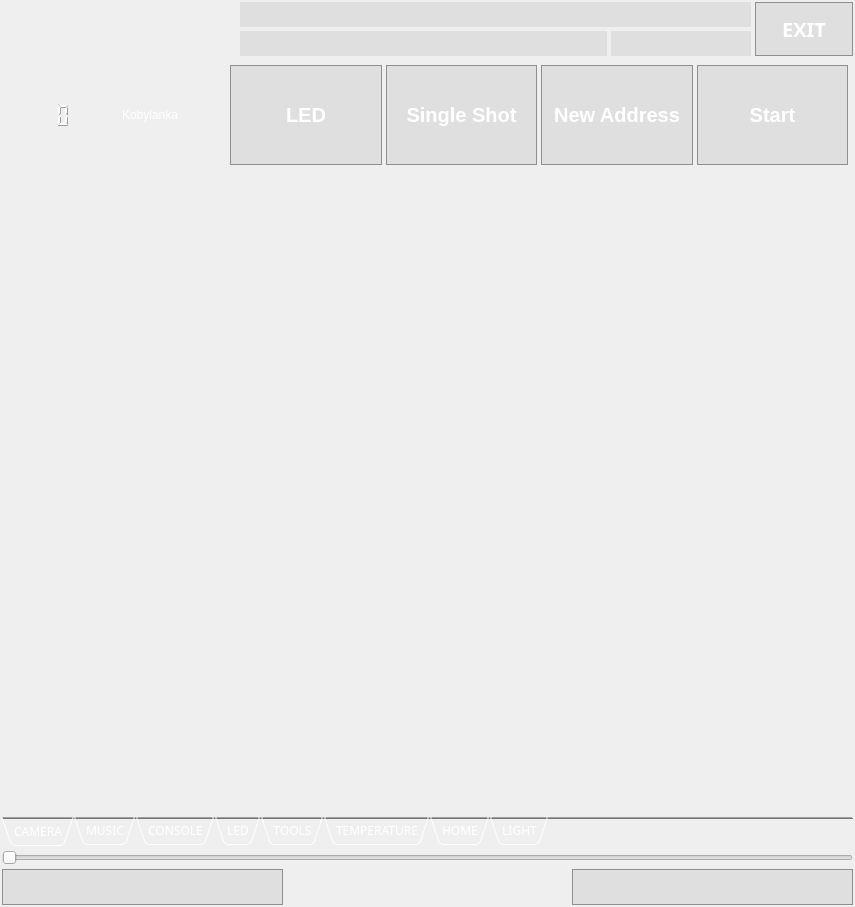
The window that iDomClient2/idom_client.ui (cyniu88/QT_kurs) describes before a commit, drawn with Qt 5.
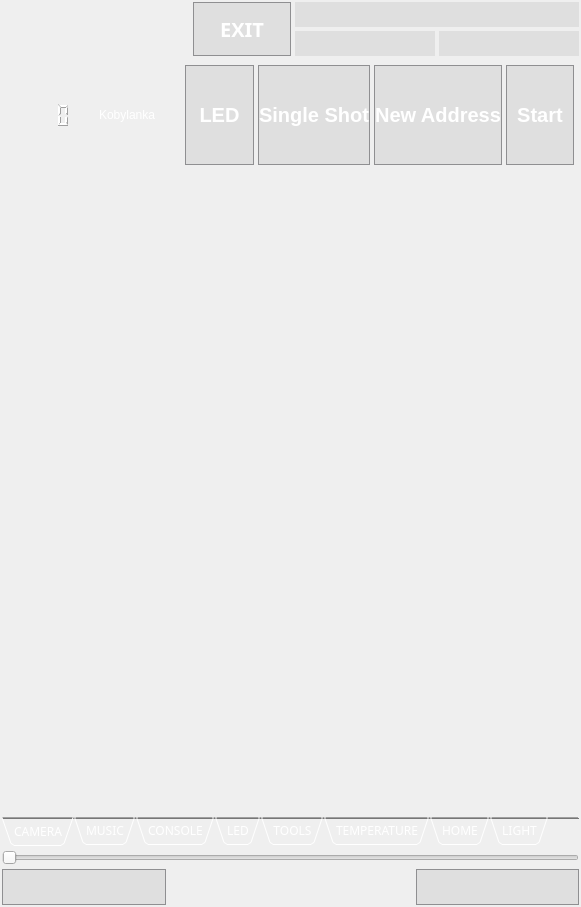
The same window after the commit. The open tabs and pages were chosen to show the change. Icons and pictures are not drawn. Custom widgets are drawn as their Qt base class.

Diff of the .ui file:
```diff
--- a/iDomClient2/idom_client.ui
+++ b/iDomClient2/idom_client.ui
@@ -6,7 +6,7 @@
    <rect>
     <x>0</x>
     <y>0</y>
-    <width>855</width>
+    <width>581</width>
     <height>907</height>
    </rect>
   </property>
@@ -199,6 +199,120 @@
     </item>
     <item row="0" column="0">
      <layout class="QGridLayout" name="gridLayout_2">
+      <item row="1" column="6">
+       <layout class="QVBoxLayout" name="verticalLayout_3">
+        <property name="spacing">
+         <number>0</number>
+        </property>
+       </layout>
+      </item>
+      <item row="1" column="2">
+       <layout class="QGridLayout" name="gridLayout_14">
+        <item row="0" column="0" colspan="2">
+         <widget class="QLineEdit" name="titleTXT">
+          <property name="sizePolicy">
+           <sizepolicy hsizetype="MinimumExpanding" vsizetype="Preferred">
+            <horstretch>0</horstretch>
+            <verstretch>0</verstretch>
+           </sizepolicy>
+          </property>
+          <property name="font">
+           <font>
+            <pointsize>12</pointsize>
+           </font>
+          </property>
+          <property name="styleSheet">
+           <string notr="true">background-color: rgba(0, 0, 0, 0);
+background-color: rgb(158, 158, 158,50);
+ border: none;
+border-radius: 0px;
+color: rgb(255, 255,255);</string>
+          </property>
+          <property name="inputMask">
+           <string/>
+          </property>
+          <property name="text">
+           <string/>
+          </property>
+          <property name="alignment">
+           <set>Qt::AlignRight|Qt::AlignTrailing|Qt::AlignVCenter</set>
+          </property>
+          <property name="readOnly">
+           <bool>true</bool>
+          </property>
+          <property name="cursorMoveStyle">
+           <enum>Qt::VisualMoveStyle</enum>
+          </property>
+         </widget>
+        </item>
+        <item row="1" column="1">
+         <widget class="QLineEdit" name="volumeTXT">
+          <property name="sizePolicy">
+           <sizepolicy hsizetype="Preferred" vsizetype="Preferred">
+            <horstretch>0</horstretch>
+            <verstretch>0</verstretch>
+           </sizepolicy>
+          </property>
+          <property name="font">
+           <font>
+            <pointsize>12</pointsize>
+           </font>
+          </property>
+          <property name="styleSheet">
+           <string notr="true">color: rgb(255, 255, 255);
+background-color: rgb(158, 158, 158,50);
+ border: none;
+border-radius: 0px;</string>
+          </property>
+          <property name="inputMask">
+           <string/>
+          </property>
+          <property name="alignment">
+           <set>Qt::AlignRight|Qt::AlignTrailing|Qt::AlignVCenter</set>
+          </property>
+          <property name="readOnly">
+           <bool>true</bool>
+          </property>
+         </widget>
+        </item>
+        <item row="1" column="0">
+         <widget class="QLineEdit" name="temperatureTXT">
+          <property name="font">
+           <font>
+            <pointsize>12</pointsize>
+           </font>
+          </property>
+          <property name="layoutDirection">
+           <enum>Qt::LeftToRight</enum>
+          </property>
+          <property name="styleSheet">
+           <string notr="true">color: rgb(255, 255, 255);
+background-color: rgb(158, 158, 158,50);
+ border: none;
+border-radius: 0px;</string>
+          </property>
+          <property name="frame">
+           <bool>false</bool>
+          </property>
+          <property name="alignment">
+           <set>Qt::AlignRight|Qt::AlignTrailing|Qt::AlignVCenter</set>
+          </property>
+          <property name="readOnly">
+           <bool>true</bool>
+          </property>
+         </widget>
+        </item>
+       </layout>
+      </item>
+      <item row="1" column="4">
+       <layout class="QVBoxLayout" name="verticalLayout"/>
+      </item>
+      <item row="0" column="2">
+       <layout class="QVBoxLayout" name="verticalLayout_2"/>
+      </item>
+      <item row="1" column="5">
+       <layout class="QGridLayout" name="gridLayout_4"/>
+      </item>
       <item row="1" column="0">
        <widget class="QLabel" name="LOGO">
         <property name="enabled">
@@ -252,121 +366,21 @@
        <layout class="QVBoxLayout" name="verticalLayout_2"/>
       </item>
       <item row="1" column="1">
-       <layout class="QGridLayout" name="gridLayout_14">
-        <item row="0" column="0" colspan="2">
-         <widget class="QLineEdit" name="titleTXT">
-          <property name="sizePolicy">
-           <sizepolicy hsizetype="MinimumExpanding" vsizetype="Preferred">
-            <horstretch>0</horstretch>
-            <verstretch>0</verstretch>
-           </sizepolicy>
-          </property>
-          <property name="font">
-           <font>
-            <pointsize>12</pointsize>
-           </font>
-          </property>
-          <property name="styleSheet">
-           <string notr="true">background-color: rgba(0, 0, 0, 0);
-background-color: rgb(158, 158, 158,50);
- border: none;
-border-radius: 0px;
-color: rgb(255, 255,255);</string>
-          </property>
-          <property name="inputMask">
-           <string/>
-          </property>
-          <property name="text">
-           <string/>
-          </property>
-          <property name="alignment">
-           <set>Qt::AlignRight|Qt::AlignTrailing|Qt::AlignVCenter</set>
-          </property>
-          <property name="readOnly">
-           <bool>true</bool>
-          </property>
-          <property name="cursorMoveStyle">
-           <enum>Qt::VisualMoveStyle</enum>
-          </property>
-         </widget>
-        </item>
-        <item row="1" column="1">
-         <widget class="QLineEdit" name="volumeTXT">
-          <property name="sizePolicy">
-           <sizepolicy hsizetype="Preferred" vsizetype="Preferred">
-            <horstretch>0</horstretch>
-            <verstretch>0</verstretch>
-           </sizepolicy>
-          </property>
-          <property name="font">
-           <font>
-            <pointsize>12</pointsize>
-           </font>
-          </property>
-          <property name="styleSheet">
-           <string notr="true">color: rgb(255, 255, 255);
-background-color: rgb(158, 158, 158,50);
- border: none;
-border-radius: 0px;</string>
-          </property>
-          <property name="inputMask">
-           <string/>
-          </property>
-          <property name="alignment">
-           <set>Qt::AlignRight|Qt::AlignTrailing|Qt::AlignVCenter</set>
-          </property>
-          <property name="readOnly">
-           <bool>true</bool>
-          </property>
-         </widget>
-        </item>
-        <item row="1" column="0">
-         <widget class="QLineEdit" name="temperatureTXT">
-          <property name="font">
-           <font>
-            <pointsize>12</pointsize>
-           </font>
-          </property>
-          <property name="layoutDirection">
-           <enum>Qt::LeftToRight</enum>
-          </property>
-          <property name="styleSheet">
-           <string notr="true">color: rgb(255, 255, 255);
-background-color: rgb(158, 158, 158,50);
- border: none;
-border-radius: 0px;</string>
-          </property>
-          <property name="frame">
-           <bool>false</bool>
-          </property>
-          <property name="alignment">
-           <set>Qt::AlignRight|Qt::AlignTrailing|Qt::AlignVCenter</set>
-          </property>
-          <property name="readOnly">
-           <bool>true</bool>
-          </property>
-         </widget>
-        </item>
-       </layout>
-      </item>
-      <item row="1" column="4">
-       <layout class="QGridLayout" name="gridLayout_4">
-        <item row="0" column="0" colspan="2">
-         <widget class="QPushButton" name="b_exit">
-          <property name="sizePolicy">
-           <sizepolicy hsizetype="Maximum" vsizetype="Ignored">
-            <horstretch>0</horstretch>
-            <verstretch>0</verstretch>
-           </sizepolicy>
-          </property>
-          <property name="minimumSize">
-           <size>
-            <width>0</width>
-            <height>0</height>
-           </size>
-          </property>
-          <property name="styleSheet">
-           <string notr="true">QPushButton {
+       <widget class="QPushButton" name="b_exit">
+        <property name="sizePolicy">
+         <sizepolicy hsizetype="Maximum" vsizetype="Ignored">
+          <horstretch>0</horstretch>
+          <verstretch>0</verstretch>
+         </sizepolicy>
+        </property>
+        <property name="minimumSize">
+         <size>
+          <width>0</width>
+          <height>0</height>
+         </size>
+        </property>
+        <property name="styleSheet">
+         <string notr="true">QPushButton {
 background-color: rgb(158, 158, 158,50);
  border: 1px solid #8f8f91;
 border-radius: 0px;
@@ -378,23 +392,11 @@
 border:none;
 }
  </string>
-          </property>
-          <property name="text">
-           <string>     EXIT     </string>
-          </property>
-         </widget>
-        </item>
-       </layout>
-      </item>
-      <item row="1" column="5">
-       <layout class="QVBoxLayout" name="verticalLayout_3">
-        <property name="spacing">
-         <number>0</number>
         </property>
-       </layout>
-      </item>
-      <item row="1" column="3">
-       <layout class="QVBoxLayout" name="verticalLayout"/>
+        <property name="text">
+         <string>     EXIT     </string>
+        </property>
+       </widget>
       </item>
      </layout>
     </item>
@@ -510,8 +512,8 @@
               <rect>
                <x>0</x>
                <y>0</y>
-               <width>807</width>
-               <height>672</height>
+               <width>607</width>
+               <height>646</height>
               </rect>
              </property>
              <layout class="QVBoxLayout" name="verticalLayout_6">
```
Left out of the diff: 9 changed lines with no effect on the pictures.
